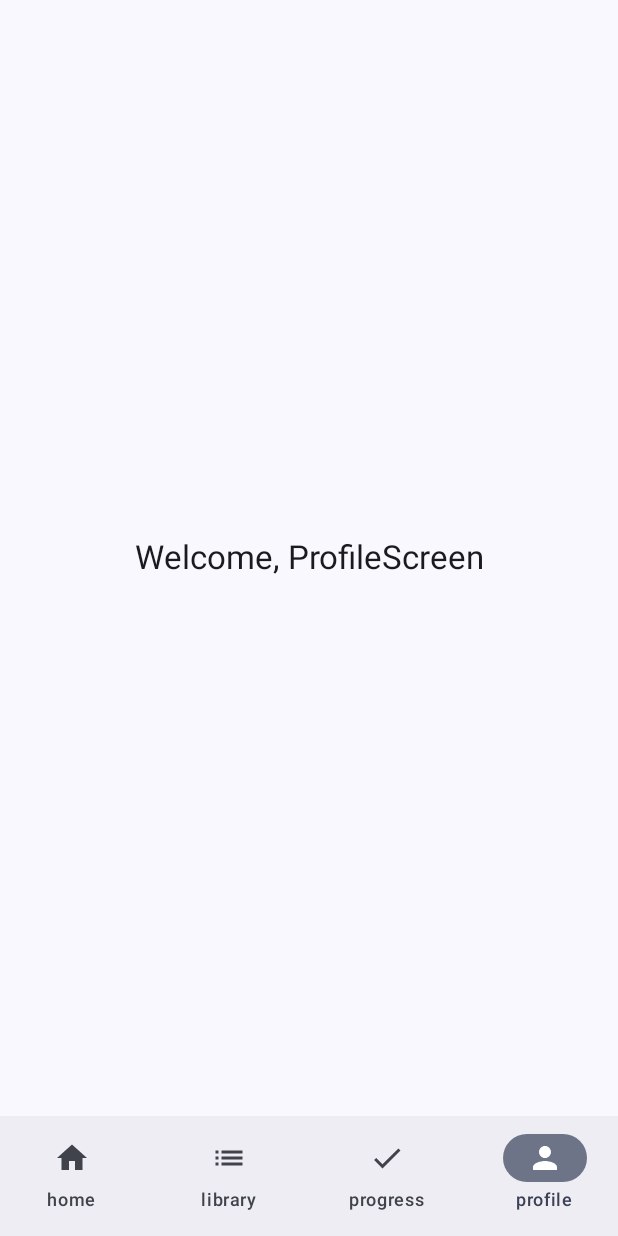
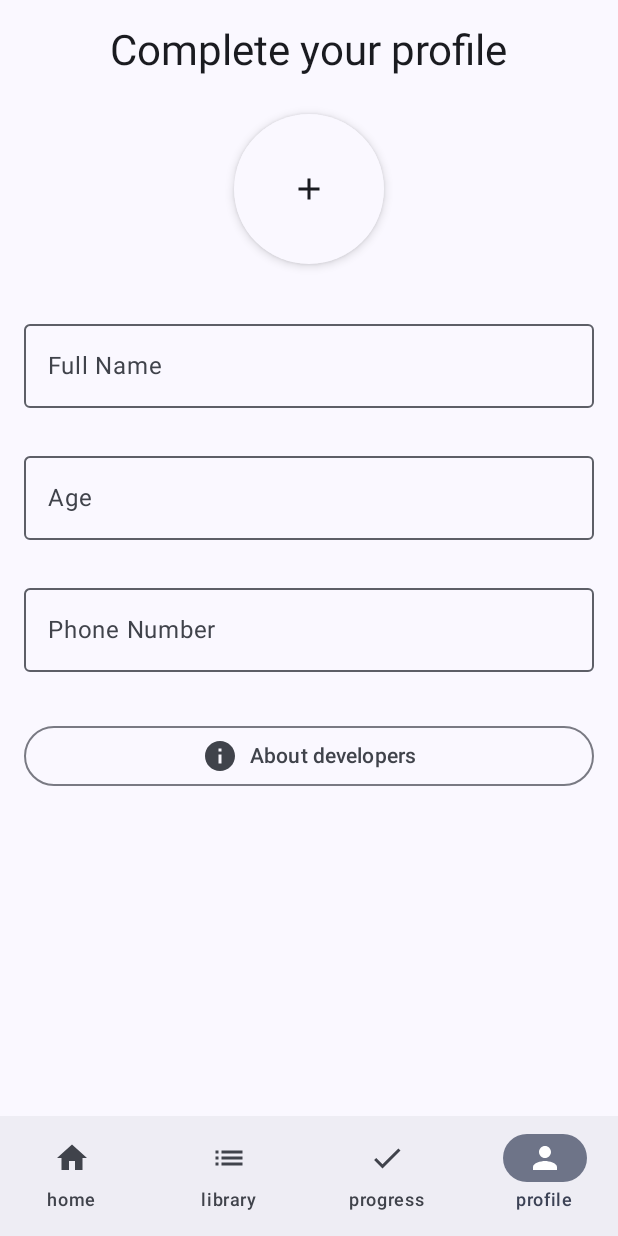
Before and after one commit to Semiys/Sophiaapp, an Android app built with Jetpack Compose: the ProfileScreen screen opened through its navigation route, on a phone screen of 412 x 824 dp. Run offline under Robolectric (Android 15) with nearby library versions, the phone set to English and light mode, and no system bars.

Commit message:
feat(profile): implement profile screen UI    - Add profile picture selector    - Add profile text fields    - Add info button    - Create basic profile layout

```diff
--- a/app/build.gradle.kts
+++ b/app/build.gradle.kts
@@ -59,5 +59,6 @@ dependencies {
 
     implementation(libs.androidx.navigation.compose)
     implementation(libs.androidx.core.splashscreen)
+    implementation(libs.coil.compose)
 
 }
--- /dev/null
+++ b/app/src/main/java/com/example/sophiaapp/domain/models/Profile.kt
@@ -0,0 +1 @@
+package com.example.sophiaapp.domain.models
--- /dev/null
+++ b/app/src/main/java/com/example/sophiaapp/presentation/components/profile/InfoButton.kt
@@ -0,0 +1,41 @@
+package com.example.sophiaapp.presentation.components.profile
+
+import androidx.compose.runtime.Composable
+import androidx.compose.ui.Modifier
+import androidx.compose.ui.Alignment
+import androidx.compose.material3.OutlinedButton
+import androidx.compose.material3.Text
+
+import androidx.compose.foundation.layout.fillMaxWidth
+import androidx.compose.foundation.layout.Row
+import androidx.compose.foundation.layout.width
+import androidx.compose.foundation.layout.Spacer
+import androidx.compose.material.icons.Icons
+import androidx.compose.material.icons.filled.Info
+import androidx.compose.material3.Icon
+import androidx.compose.ui.unit.dp
+
+
+@Composable
+fun InfoButton(
+    onClick:() -> Unit,
+    modifier: Modifier=Modifier
+){
+    OutlinedButton(
+        onClick=onClick,
+        modifier=modifier.fillMaxWidth()
+    ){
+        Row(
+            verticalAlignment=Alignment.CenterVertically
+        ){
+            Icon(
+                imageVector=Icons.Default.Info,
+                contentDescription="Information"
+            )
+            Spacer(modifier=Modifier.width(8.dp))
+            Text("About developers")
+
+        }
+    }
+
+}
--- /dev/null
+++ b/app/src/main/java/com/example/sophiaapp/presentation/components/profile/ProfilePictureSelector.kt
@@ -0,0 +1,68 @@
+package com.example.sophiaapp.presentation.components.profile
+
+import androidx.compose.runtime.Composable
+import androidx.compose.runtime.remember
+import androidx.compose.runtime.getValue
+import androidx.compose.runtime.setValue
+
+import androidx.compose.foundation.layout.Box
+import androidx.compose.foundation.layout.size
+import androidx.compose.foundation.layout.padding
+
+import androidx.compose.foundation.layout.fillMaxSize
+import androidx.compose.foundation.clickable
+import androidx.compose.material.icons.Icons
+import androidx.compose.material.icons.filled.Add
+import androidx.compose.foundation.shape.CircleShape
+import androidx.compose.ui.unit.dp
+import androidx.compose.ui.Modifier
+import androidx.compose.ui.Alignment
+import androidx.compose.ui.layout.ContentScale
+import androidx.compose.material3.Surface
+import androidx.compose.material3.Icon
+import androidx.compose.material3.Text
+import androidx.compose.material3.MaterialTheme
+
+import coil.compose.AsyncImage
+
+
+
+
+
+
+@Composable
+fun ProfilePictureSelector(
+    imageUrl:String?,
+    onImageSelected:()->Unit,
+    modifier:Modifier=Modifier
+){
+    Surface(
+        shape=CircleShape,
+        shadowElevation=4.dp,
+        modifier=modifier.size(100.dp)
+    ){
+        Box(
+            modifier=Modifier
+                .fillMaxSize()
+                .clickable(onClick=onImageSelected)
+        ){
+            if(imageUrl==null)
+            {
+                Icon(
+                    imageVector=Icons.Default.Add,
+                    contentDescription="Add photo",
+                    modifier=Modifier.align(Alignment.Center)
+                )
+            }
+            else{
+                AsyncImage(
+                    model=imageUrl,
+                    contentDescription="Profile picture",
+                    contentScale=ContentScale.Crop,
+                    modifier=Modifier.fillMaxSize()
+                )
+            }
+        }
+
+    }
+}
--- /dev/null
+++ b/app/src/main/java/com/example/sophiaapp/presentation/components/profile/ProfileTextField.kt
@@ -0,0 +1,28 @@
+package com.example.sophiaapp.presentation.components.profile
+
+import androidx.compose.runtime.Composable
+import androidx.compose.material3.Text
+import androidx.compose.material3.OutlinedTextField
+import androidx.compose.foundation.layout.fillMaxWidth
+import androidx.compose.foundation.layout.padding
+import androidx.compose.ui.unit.dp
+import androidx.compose.ui.Modifier
+
+
+@Composable
+fun ProfileTextField(
+    value:String,
+    onValueChange:(String) -> Unit,
+    label:String,
+    modifier:Modifier=Modifier
+){
+    OutlinedTextField(
+        value=value,
+        onValueChange=onValueChange,
+        label={Text(label)},
+        modifier=modifier
+            .fillMaxWidth()
+            .padding(vertical=8.dp)
+    )
+
+}
--- a/app/src/main/java/com/example/sophiaapp/presentation/screens/profile/ProfileScreen.kt
+++ b/app/src/main/java/com/example/sophiaapp/presentation/screens/profile/ProfileScreen.kt
@@ -1,24 +1,93 @@
 package com.example.sophiaapp.presentation.screens.profile
 
 import androidx.compose.runtime.Composable
-import androidx.compose.foundation.layout.Box
+import androidx.compose.runtime.remember
+import androidx.compose.runtime.getValue
+import androidx.compose.runtime.mutableStateOf
+import androidx.compose.runtime.setValue
+
+import androidx.compose.foundation.layout.Column
 import androidx.compose.foundation.layout.fillMaxSize
+import androidx.compose.foundation.layout.fillMaxWidth
+import androidx.compose.foundation.layout.padding
+import androidx.compose.foundation.layout.Spacer
+import androidx.compose.foundation.layout.height
+
 import androidx.compose.material3.Text
 import androidx.compose.material3.MaterialTheme
+import androidx.compose.material3.Surface
+
+import androidx.compose.ui.Modifier
 import androidx.compose.ui.Alignment
-import androidx.compose.ui.Modifier
+import androidx.compose.ui.unit.dp
+
+import com.example.sophiaapp.presentation.components.profile.ProfileTextField
+import com.example.sophiaapp.presentation.components.profile.ProfilePictureSelector
+import com.example.sophiaapp.presentation.components.profile.InfoButton
+
+
 
 @Composable
 fun ProfileScreen(){
-    Box(
-        modifier=Modifier
-            .fillMaxSize(),
-            contentAlignment=Alignment.Center
+    var name by remember {mutableStateOf("")}
+    var age by remember{mutableStateOf("")}
+    var phonenumber by remember{mutableStateOf("")}
+    var profileImageUrl by remember{mutableStateOf<String?>(null)}
+
+    Surface(
+        modifier=Modifier.fillMaxSize()
     ){
-        Text(
-            text="Welcome, ProfileScreen",
-            style= MaterialTheme.typography.titleLarge
-        )
+        Column(
+            modifier=Modifier
+                .fillMaxSize()
+                .padding(16.dp),
+            horizontalAlignment=Alignment.CenterHorizontally
+        ){
+            Text(
+                text="Complete your profile",
+                style=MaterialTheme.typography.headlineMedium,
+                modifier=Modifier.padding(bottom=24.dp)
+            )
+
+            ProfilePictureSelector(
+                imageUrl=profileImageUrl,
+                onImageSelected={/* логика выбора фото*/}
+            )
+
+            Spacer(modifier=Modifier.height(24.dp))
+
+            ProfileTextField(
+                value=name,
+                onValueChange={name=it},
+                label = "Full Name"
+            )
+
+            Spacer(modifier=Modifier.height(8.dp))
+
+            ProfileTextField(
+                value=age,
+                onValueChange={age=it},
+                label="Age"
+            )
+
+            Spacer(modifier=Modifier.height(8.dp))
+
+            ProfileTextField(
+                value=phonenumber,
+                onValueChange={phonenumber=it},
+                label="Phone Number"
+            )
+
+            Spacer(modifier=Modifier.height(24.dp))
+
+            InfoButton(
+                onClick={/* Здесь будет навигация на экран информации */}
+            )
+
+
+        }
 
     }
+
+
 }
--- a/gradle/libs.versions.toml
+++ b/gradle/libs.versions.toml
@@ -10,6 +10,7 @@ activityCompose = "1.10.0"
 composeBom = "2024.04.01"
 navigation-compose="2.7.7"
 splash="1.0.1"
+coil-compose="2.5.0"
 
 [libraries]
 androidx-core-ktx = { group = "androidx.core", name = "core-ktx", version.ref = "coreKtx" }
@@ -28,6 +29,7 @@ androidx-ui-test-junit4 = { group = "androidx.compose.ui", name = "ui-test-junit
 androidx-material3 = { group = "androidx.compose.material3", name = "material3" }
 androidx-navigation-compose={group="androidx.navigation",name="navigation-compose",version.ref="navigation-compose"}
 androidx-core-splashscreen={group="androidx.core",name="core-splashscreen",version.ref="splash"}
+coil-compose={group="io.coil-kt",name="coil-compose",version.ref="coil-compose"}
 
 
 [plugins]
```
Also changed, not shown: app/src/main/java/com/example/sophiaapp/presentation/components/profile/PhilosopherDropDown.kt (added, +72 -0 lines).
